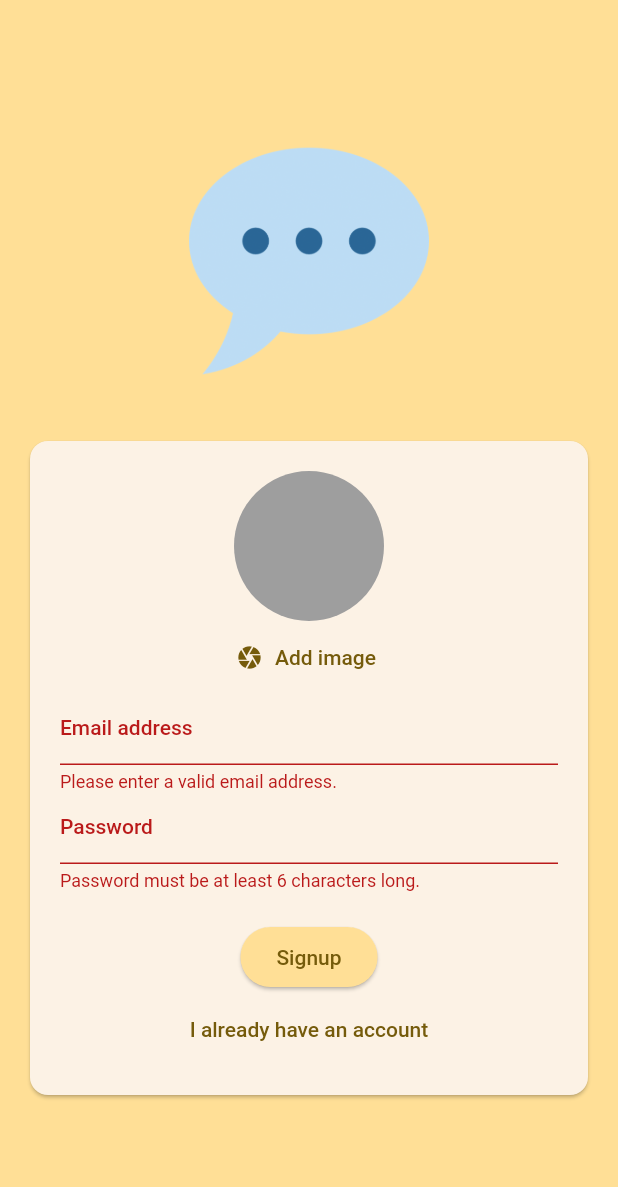
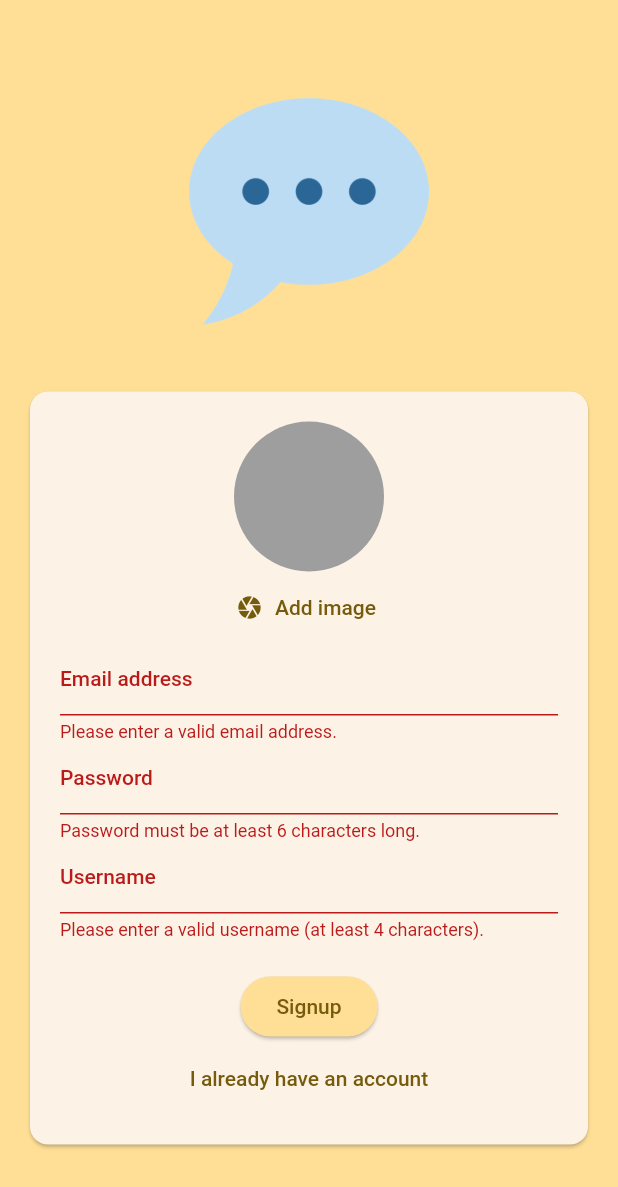
Before and after one commit to elianaferreira/chat_app, a Flutter app: the screen it shows after launch, after a tap on "Login", after a tap on "Create an account", after a tap on "Signup", on a phone screen of 412 x 824 dp. Shown: the top 1187 px of the screen. Run offline on Flutter 3.47's test engine with Material 2 defaults, Android fonts, the phone set to English and light mode, and no system bars; our stand-ins replace cloud_firestore, email_validator, firebase_auth, firebase_core, firebase_storage, image_picker; accounts and stored records are empty.

Commit message:
addded the input for the username

```diff
--- a/lib/screens/auth.dart
+++ b/lib/screens/auth.dart
@@ -25,6 +25,7 @@ class _AuthState extends State<AuthScreen> {
   final _formKey = GlobalKey<FormState>();
   String _enteredEmail = '';
   String _enteredPasword = '';
+  String _enteredUsername = '';
   File? _selectedImage;
   bool _isLoginMode = true;
   bool _isAuthenticating = false;
@@ -57,7 +58,7 @@ class _AuthState extends State<AuthScreen> {
             .collection(Constants.firestoreUsersCollectionName)
             .doc(userCredentials.user!.uid)
             .set({
-          'username': '',
+          'username': _enteredUsername,
           'email': _enteredEmail,
           'image_url': imageUrl
         });
@@ -134,6 +135,23 @@ class _AuthState extends State<AuthScreen> {
                               onSaved: (newValue) =>
                                   _enteredPasword = newValue!,
                             ),
+                            if (!_isLoginMode)
+                              TextFormField(
+                                decoration: const InputDecoration(
+                                    label: Text('Username')),
+                                autocorrect: false,
+                                textCapitalization: TextCapitalization.none,
+                                enableSuggestions: false,
+                                validator: (value) {
+                                  if (value == null ||
+                                      value.trim().length < 4) {
+                                    return 'Please enter a valid username (at least 4 characters).';
+                                  }
+                                  return null;
+                                },
+                                onSaved: (newValue) =>
+                                    _enteredUsername = newValue!,
+                              ),
                             const SizedBox(height: Dimens.padding),
                             ElevatedButton(
                               onPressed: _submit,
```
